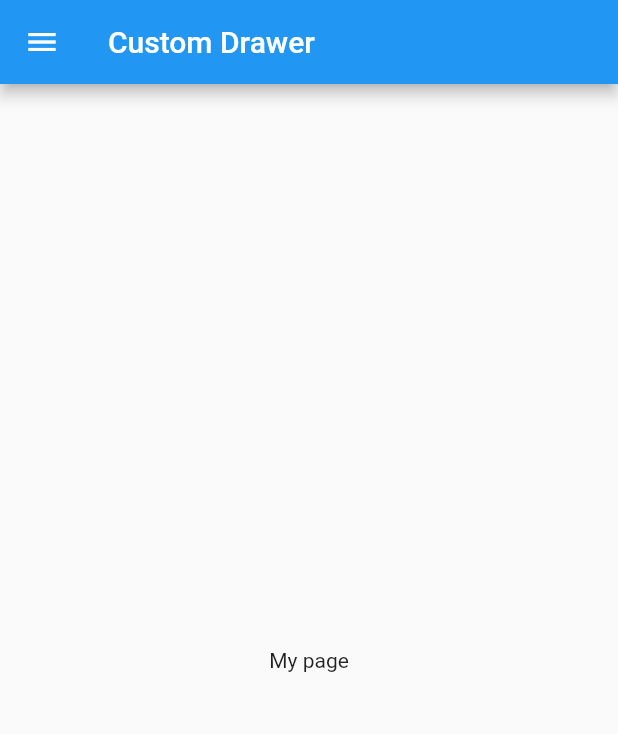
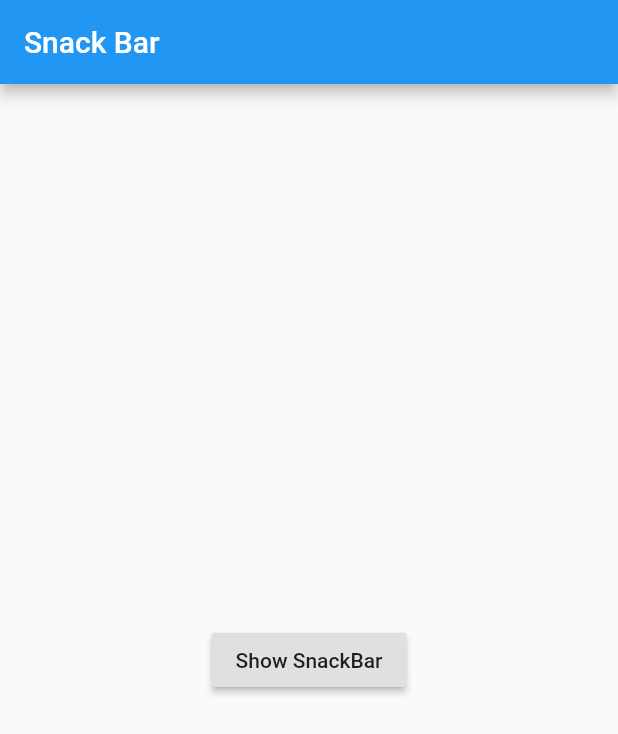
Before and after one commit to life2smile/flutter_learn, a Flutter app: the screen it shows after launch, on a phone screen of 412 x 824 dp. Shown: the top 734 px of the screen. Run offline on Flutter 3.47's test engine with Material 2 defaults, Android fonts, the phone set to English and light mode, and no system bars.

Commit message:
feat: add snackbar

```diff
--- /dev/null
+++ b/lib/fadeInAndOut/CustomSnackBar.dart
@@ -0,0 +1,43 @@
+import 'package:flutter/material.dart';
+import 'package:flutter/widgets.dart';
+
+class CustomSnackBar extends StatelessWidget {
+  @override
+  Widget build(BuildContext context) {
+    return MaterialApp(
+        title: "Custom SnackBar",
+        home: Scaffold(
+          appBar: AppBar(
+            title: Text('Snack Bar'),
+          ),
+          body: CustomSnackBarPage(),
+        ));
+  }
+}
+
+class CustomSnackBarPage extends StatefulWidget {
+  @override
+  State<StatefulWidget> createState() {
+    return CustomSnackBarPageState();
+  }
+}
+
+class CustomSnackBarPageState extends State<CustomSnackBarPage> {
+  @override
+  Widget build(BuildContext context) {
+    return Center(
+      child: RaisedButton(
+        child: Text('Show SnackBar'),
+        onPressed: (){
+          final snackBar = SnackBar(
+            content: Text('I am a SnackBar'),
+            action: SnackBarAction(label: "Undo", onPressed: (){
+              print("un do");
+            }),
+          );
+          Scaffold.of(context).showSnackBar(snackBar);
+        },
+      ),
+    );
+  }
+}
--- a/lib/main.dart
+++ b/lib/main.dart
@@ -1,8 +1,10 @@
 import 'package:flutter/material.dart';
 import 'package:flutter_app_learn/fadeInAndOut/CustomDrawer.dart';
+import 'package:flutter_app_learn/fadeInAndOut/CustomSnackBar.dart';
 import 'package:flutter_app_learn/fadeInAndOut/FadeInAndOut.dart';
 
 void main(){
 //  runApp(FadeInAndOut());//淡入淡出效果
-  runApp(CustomDrawer());
+//  runApp(CustomDrawer());
+  runApp(CustomSnackBar());
 }
```
